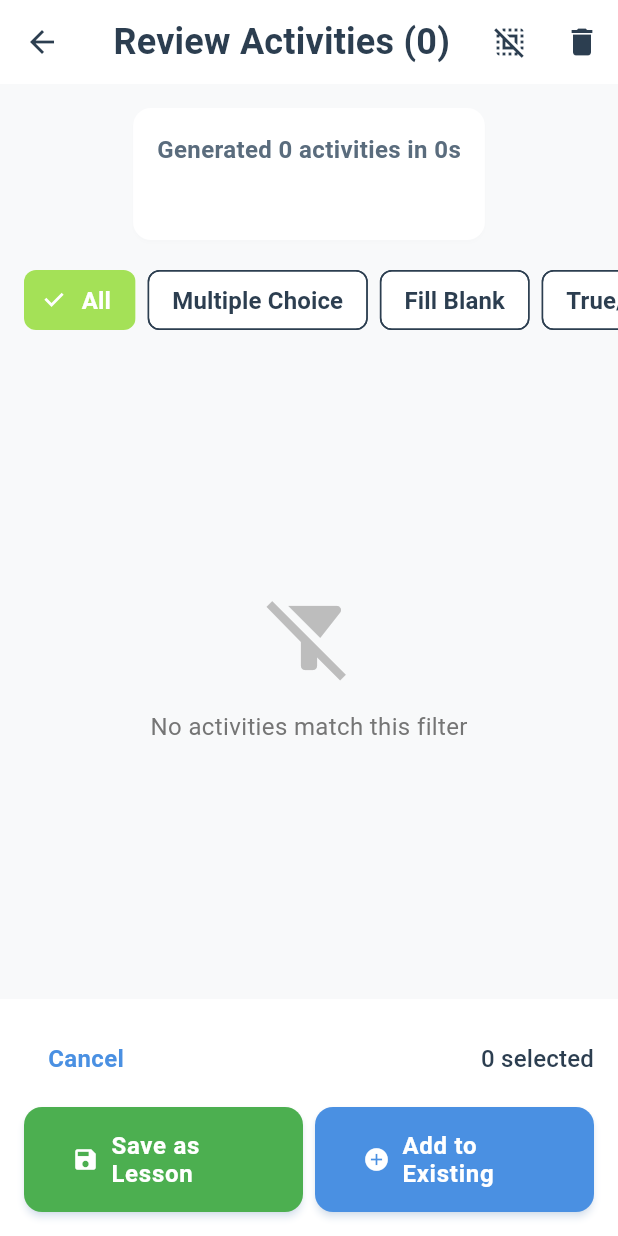
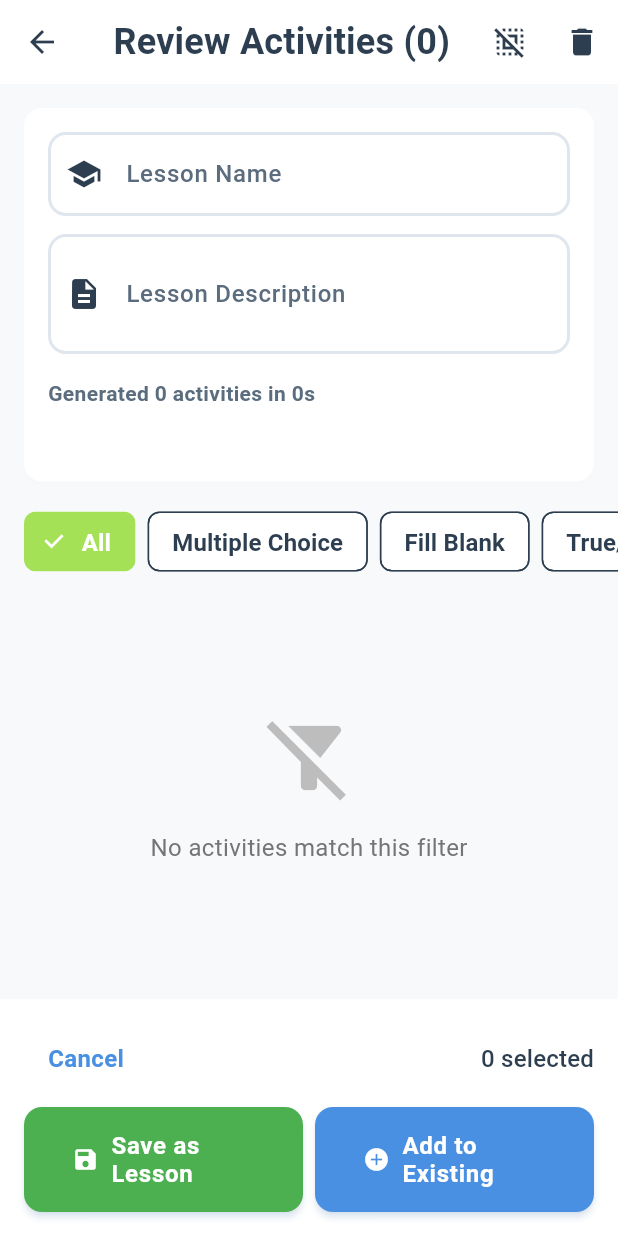
Before and after one commit to kfiros94/Attenglish, a Flutter app: the ReviewActivitiesScreen screen opened directly with empty values, on a phone screen of 412 x 824 dp. Run offline on Flutter 3.47's test engine with Material 3 defaults, Android fonts, the phone set to English and light mode, and no system bars; our stand-ins replace audioplayers, cached_network_image, cloud_firestore, file_picker, firebase_auth, firebase_core and 4 more; missing offline and left inert: syncfusion_flutter_pdf; accounts and stored records are empty.

Commit message:
now AI is generating lesson's name and description

```diff
--- a/lib/features/ai_generation/models/ai_response_model.dart
+++ b/lib/features/ai_generation/models/ai_response_model.dart
@@ -109,6 +109,12 @@ class AiGenerationResponse {
   /// Extracted vocabulary words with definitions
   final List<VocabularyItem> vocabulary;
 
+  /// Suggested lesson name
+  final String lessonName;
+
+  /// Suggested lesson description
+  final String lessonDescription;
+
   /// Brief summary of what students will learn
   final String summary;
 
@@ -128,6 +134,8 @@ class AiGenerationResponse {
   const AiGenerationResponse({
     required this.activities,
     required this.vocabulary,
+    required this.lessonName,
+    required this.lessonDescription,
     required this.summary,
     required this.totalActivities,
     required this.generationTime,
@@ -174,7 +182,9 @@ class AiGenerationResponse {
             VocabularyItem.fromJson(vocabJson as Map<String, dynamic>))
         .toList();
 
-    // Extract summary
+    // Extract lesson metadata
+    final lessonName = json['lessonName'] as String? ?? json['lesson_name'] as String? ?? 'Untitled Lesson';
+    final lessonDescription = json['lessonDescription'] as String? ?? json['lesson_description'] as String? ?? '';
     final summary = json['summary'] as String? ?? '';
 
     // Create metadata
@@ -187,6 +197,8 @@ class AiGenerationResponse {
     return AiGenerationResponse(
       activities: activities,
       vocabulary: vocabulary,
+      lessonName: lessonName,
+      lessonDescription: lessonDescription,
       summary: summary,
       totalActivities: activities.length,
       generationTime: generationTime,
@@ -202,6 +214,8 @@ class AiGenerationResponse {
     return {
       'activities': activities.map((a) => a.toJson()).toList(),
       'vocabulary': vocabulary.map((v) => v.toJson()).toList(),
+      'lessonName': lessonName,
+      'lessonDescription': lessonDescription,
       'summary': summary,
       'totalActivities': totalActivities,
       'generationTime': generationTime.inMilliseconds,
--- a/lib/features/ai_generation/screens/review_activities_screen.dart
+++ b/lib/features/ai_generation/screens/review_activities_screen.dart
@@ -41,6 +41,10 @@ class _ReviewActivitiesScreenState extends State<ReviewActivitiesScreen> {
   // Current filter type
   String _filterType = 'all';
 
+  // Controllers for editable lesson metadata
+  late TextEditingController _lessonNameController;
+  late TextEditingController _lessonDescriptionController;
+
   @override
   void initState() {
     super.initState();
@@ -50,6 +54,17 @@ class _ReviewActivitiesScreenState extends State<ReviewActivitiesScreen> {
 
     // Initialize all as selected
     _selectedActivities = List.filled(_activities.length, true);
+
+    // Initialize lesson metadata controllers with AI suggestions
+    _lessonNameController = TextEditingController(text: widget.response.lessonName);
+    _lessonDescriptionController = TextEditingController(text: widget.response.lessonDescription);
+  }
+
+  @override
+  void dispose() {
+    _lessonNameController.dispose();
+    _lessonDescriptionController.dispose();
+    super.dispose();
   }
 
   /// Returns filtered activities based on current filter
@@ -683,16 +698,13 @@ class _ReviewActivitiesScreenState extends State<ReviewActivitiesScreen> {
       return;
     }
 
-    // Controllers for dialog
-    final titleController = TextEditingController();
-    final descriptionController = TextEditingController();
+    // Controllers for dialog - use edited values from summary card
+    final titleController = TextEditingController(text: _lessonNameController.text.trim());
+    final descriptionController = TextEditingController(text: _lessonDescriptionController.text.trim());
     ClassModel? selectedClass = classes.first;
     String selectedStatus = 'draft';
     int selectedGrade = 3;
     int selectedDifficulty = 2;
-
-    // Suggest a default title based on source text
-    titleController.text = 'AI Generated Lesson';
 
     await showDialog(
       context: context,
@@ -1044,14 +1056,46 @@ class _ReviewActivitiesScreenState extends State<ReviewActivitiesScreen> {
         child: Column(
           crossAxisAlignment: CrossAxisAlignment.start,
           children: [
+            // AI-suggested lesson name (editable)
+            TextField(
+              controller: _lessonNameController,
+              decoration: const InputDecoration(
+                labelText: 'Lesson Name',
+                hintText: 'Enter lesson name',
+                border: OutlineInputBorder(),
+                prefixIcon: Icon(Icons.school),
+              ),
+              style: const TextStyle(
+                fontWeight: FontWeight.bold,
+                fontSize: 16,
+              ),
+            ),
+            const SizedBox(height: 12),
+
+            // AI-suggested lesson description (editable)
+            TextField(
+              controller: _lessonDescriptionController,
+              decoration: const InputDecoration(
+                labelText: 'Lesson Description',
+                hintText: 'Enter lesson description',
+                border: OutlineInputBorder(),
+                prefixIcon: Icon(Icons.description),
+              ),
+              maxLines: 2,
+            ),
+            const SizedBox(height: 16),
+
+            // Generation info
             Text(
               'Generated ${_activities.length} activities in ${widget.response.generationTime.inSeconds}s',
               style: const TextStyle(
                 fontWeight: FontWeight.bold,
-                fontSize: 16,
+                fontSize: 14,
               ),
             ),
             const SizedBox(height: 8),
+
+            // Activity type breakdown
             Wrap(
               spacing: 8,
               runSpacing: 8,
@@ -1079,6 +1123,8 @@ class _ReviewActivitiesScreenState extends State<ReviewActivitiesScreen> {
               ],
             ),
             const SizedBox(height: 8),
+
+            // Summary from AI
             Text(
               widget.response.summary,
               style: Theme.of(context).textTheme.bodySmall?.copyWith(
--- a/lib/features/ai_generation/services/claude_ai_service.dart
+++ b/lib/features/ai_generation/services/claude_ai_service.dart
@@ -132,7 +132,13 @@ class ClaudeAiService {
               .toList() ??
           [];
 
-      // 7. Extract summary
+      // 7. Extract lesson metadata
+      final lessonName = response['lessonName'] as String? ??
+          response['lesson_name'] as String? ??
+          'AI Generated Lesson';
+      final lessonDescription = response['lessonDescription'] as String? ??
+          response['lesson_description'] as String? ??
+          '';
       final summary = response['summary'] as String? ??
           'Generated ${activities.length} activities for ${config.gradeLevel} grade.';
 
@@ -154,6 +160,8 @@ class ClaudeAiService {
       return AiGenerationResponse(
         activities: activities,
         vocabulary: vocabulary,
+        lessonName: lessonName,
+        lessonDescription: lessonDescription,
         summary: summary,
         totalActivities: activities.length,
         generationTime: generationTime,
--- a/lib/features/ai_generation/services/prompt_builder_service.dart
+++ b/lib/features/ai_generation/services/prompt_builder_service.dart
@@ -161,6 +161,8 @@ OUTPUT FORMAT (CRITICAL):
 Respond with ONLY valid JSON. No markdown, no code blocks, no explanations.
 
 {
+  "lessonName": "Short, engaging lesson title (3-5 words)",
+  "lessonDescription": "Brief description of what students will learn (1-2 sentences)",
   "activities": [
     {
       "type": "multiple_choice",
```
